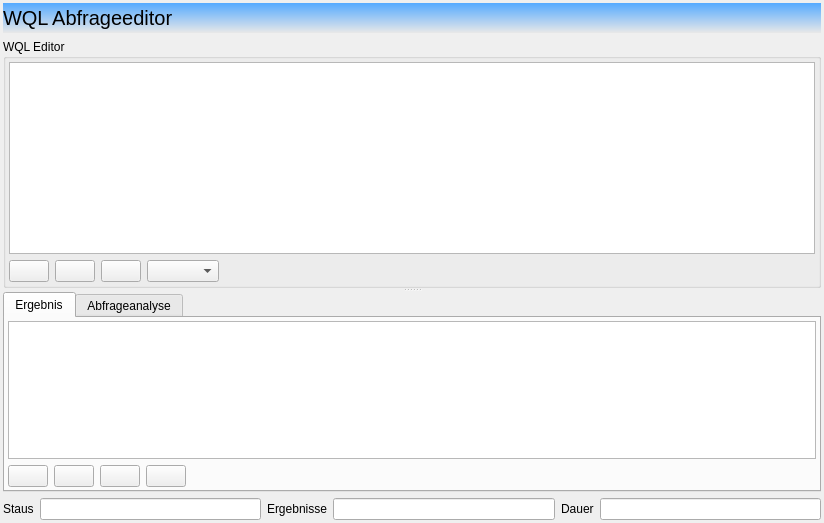
First picture: the form in guilibraries/wmsgui/src/misc/CwmsQueryEditor.ui, repository WOGRA-AG/wms, before the edit.
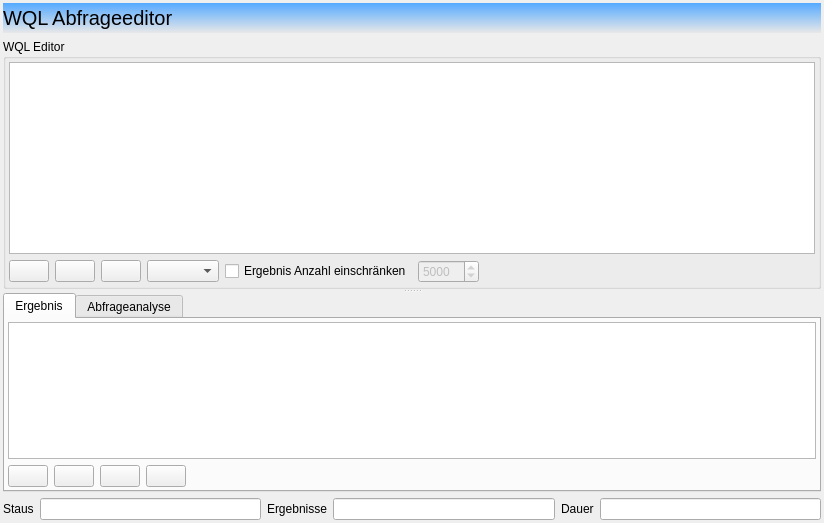
Second picture: the form after the edit. Icons and pictures are not drawn. Custom widgets are drawn as their Qt base class.

Commit message: added limit function in query editor

Diff of the .ui file:
```diff
--- a/guilibraries/wmsgui/src/misc/CwmsQueryEditor.ui
+++ b/guilibraries/wmsgui/src/misc/CwmsQueryEditor.ui
@@ -98,17 +98,17 @@
         <number>3</number>
        </property>
        <item row="1" column="4">
-        <spacer name="horizontalSpacer">
-         <property name="orientation">
-          <enum>Qt::Horizontal</enum>
+        <widget class="QCheckBox" name="checkBox">
+         <property name="text">
+          <string>Ergebnis Anzahl einschränken</string>
          </property>
-         <property name="sizeHint" stdset="0">
-          <size>
-           <width>40</width>
-           <height>20</height>
-          </size>
-         </property>
-        </spacer>
+        </widget>
+       </item>
+       <item row="1" column="3">
+        <widget class="QComboBox" name="m_pqcbSystemVariables"/>
+       </item>
+       <item row="0" column="0" colspan="7">
+        <widget class="JSEdit" name="m_pqteEditor"/>
        </item>
        <item row="1" column="0">
         <widget class="QPushButton" name="m_pqpbExecute">
@@ -150,8 +150,18 @@
          </property>
         </widget>
        </item>
-       <item row="0" column="0" colspan="5">
-        <widget class="JSEdit" name="m_pqteEditor"/>
+       <item row="1" column="6">
+        <spacer name="horizontalSpacer">
+         <property name="orientation">
+          <enum>Qt::Horizontal</enum>
+         </property>
+         <property name="sizeHint" stdset="0">
+          <size>
+           <width>40</width>
+           <height>20</height>
+          </size>
+         </property>
+        </spacer>
        </item>
        <item row="1" column="1">
         <widget class="QPushButton" name="m_pqpbClearEditor">
@@ -170,8 +180,21 @@
          </property>
         </widget>
        </item>
-       <item row="1" column="3">
-        <widget class="QComboBox" name="m_pqcbSystemVariables"/>
+       <item row="1" column="5">
+        <widget class="QSpinBox" name="m_pqsbMaxResults">
+         <property name="enabled">
+          <bool>false</bool>
+         </property>
+         <property name="maximum">
+          <number>50000</number>
+         </property>
+         <property name="singleStep">
+          <number>1000</number>
+         </property>
+         <property name="value">
+          <number>5000</number>
+         </property>
+        </widget>
        </item>
       </layout>
      </widget>
```
Left out of the diff: 16 changed lines with no effect on the pictures. The commit also changes 1 other file.
